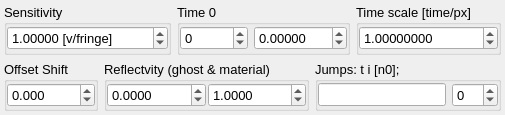
The window that UIs/nVISAR3.ui (aflux/neutrino) describes before a commit, drawn with Qt 5.
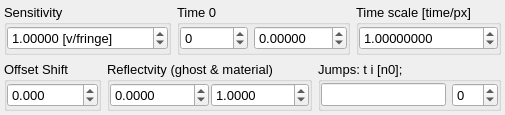
The same window after the commit.

Diff of the .ui file:
```diff
--- a/UIs/nVISAR3.ui
+++ b/UIs/nVISAR3.ui
@@ -222,7 +222,7 @@
    </item>
    <item>
     <widget class="QWidget" name="widget" native="true">
-     <layout class="QHBoxLayout" name="horizontalLayout" stretch="0,0,1">
+     <layout class="QHBoxLayout" name="horizontalLayout" stretch="0,0,0">
       <property name="leftMargin">
        <number>0</number>
       </property>
```
Left out of the diff: 11 changed lines with no effect on the pictures.
